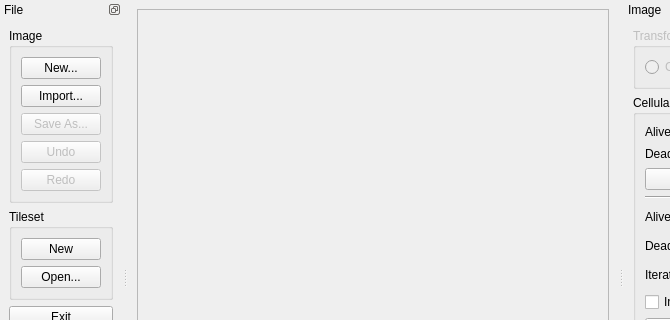
First picture: the form in src/mainwindow.ui, repository dpaulat/TiledImporter, before the edit; both pictures show x 0 to 670 and y 0 to 320 of the 800 by 600 pixel window.
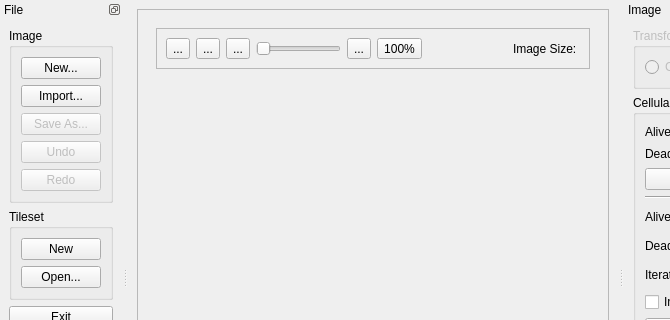
Second picture: the form after the edit. Icons and pictures are not drawn.

Commit message: Image controls

Diff of the .ui file:
```diff
--- a/src/mainwindow.ui
+++ b/src/mainwindow.ui
@@ -16,32 +16,179 @@
   <widget class="QWidget" name="centralwidget">
    <layout class="QGridLayout" name="gridLayout">
     <item row="0" column="0">
-     <widget class="QScrollArea" name="scrollArea">
-      <property name="widgetResizable">
-       <bool>true</bool>
+     <widget class="QFrame" name="centerPane">
+      <property name="frameShape">
+       <enum>QFrame::StyledPanel</enum>
       </property>
-      <widget class="QWidget" name="scrollAreaWidgetContents">
-       <property name="geometry">
-        <rect>
-         <x>0</x>
-         <y>0</y>
-         <width>510</width>
-         <height>500</height>
-        </rect>
-       </property>
-       <layout class="QGridLayout" name="gridLayout_2">
-        <item row="1" column="0">
-         <widget class="QLabel" name="imageLabel">
-          <property name="text">
-           <string/>
+      <property name="frameShadow">
+       <enum>QFrame::Sunken</enum>
+      </property>
+      <layout class="QVBoxLayout" name="verticalLayout_7">
+       <item>
+        <widget class="QScrollArea" name="scrollArea">
+         <property name="frameShape">
+          <enum>QFrame::NoFrame</enum>
+         </property>
+         <property name="widgetResizable">
+          <bool>true</bool>
+         </property>
+         <widget class="QWidget" name="scrollAreaWidgetContents">
+          <property name="geometry">
+           <rect>
+            <x>0</x>
+            <y>0</y>
+            <width>492</width>
+            <height>482</height>
+           </rect>
           </property>
-          <property name="alignment">
-           <set>Qt::AlignCenter</set>
-          </property>
+          <layout class="QGridLayout" name="gridLayout_2">
+           <item row="1" column="0">
+            <widget class="QFrame" name="imageControlFrame">
+             <property name="frameShape">
+              <enum>QFrame::StyledPanel</enum>
+             </property>
+             <property name="frameShadow">
+              <enum>QFrame::Sunken</enum>
+             </property>
+             <layout class="QHBoxLayout" name="horizontalLayout">
+              <item>
+               <widget class="QToolButton" name="originalSizeButton">
+                <property name="toolTip">
+                 <string>Original Size</string>
+                </property>
+                <property name="statusTip">
+                 <string>Original Size</string>
+                </property>
+                <property name="text">
+                 <string>...</string>
+                </property>
+                <property name="icon">
+                 <iconset resource="../res/resources.qrc">
+                  <normaloff>:/icons/aspect_ratio-black-18dp.svg</normaloff>:/icons/aspect_ratio-black-18dp.svg</iconset>
+                </property>
+               </widget>
+              </item>
+              <item>
+               <widget class="QToolButton" name="fitScreenButton">
+                <property name="toolTip">
+                 <string>Fit to Screen</string>
+                </property>
+                <property name="statusTip">
+                 <string>Fit to Screen</string>
+                </property>
+                <property name="text">
+                 <string>...</string>
+                </property>
+                <property name="icon">
+                 <iconset resource="../res/resources.qrc">
+                  <normaloff>:/icons/fit_screen-black-18dp.svg</normaloff>:/icons/fit_screen-black-18dp.svg</iconset>
+                </property>
+                <property name="checkable">
+                 <bool>true</bool>
+                </property>
+               </widget>
+              </item>
+              <item>
+               <widget class="QToolButton" name="zoomOutButton">
+                <property name="toolTip">
+                 <string>Zoom Out</string>
+                </property>
+                <property name="statusTip">
+                 <string>Zoom Out</string>
+                </property>
+                <property name="text">
+                 <string>...</string>
+                </property>
+                <property name="icon">
+                 <iconset resource="../res/resources.qrc">
+                  <normaloff>:/icons/zoom_out-black-18dp.svg</normaloff>:/icons/zoom_out-black-18dp.svg</iconset>
+                </property>
+               </widget>
+              </item>
+              <item>
+               <widget class="QSlider" name="zoomSlider">
+                <property name="toolTip">
+                 <string>Zoom</string>
+                </property>
+                <property name="statusTip">
+                 <string>Zoom</string>
+                </property>
+                <property name="orientation">
+                 <enum>Qt::Horizontal</enum>
+                </property>
+               </widget>
+              </item>
+              <item>
+               <widget class="QToolButton" name="zoomInButton">
+                <property name="toolTip">
+                 <string>Zoom In</string>
+                </property>
+                <property name="statusTip">
+                 <string>Zoom In</string>
+                </property>
+                <property name="text">
+                 <string>...</string>
+                </property>
+                <property name="icon">
+                 <iconset resource="../res/resources.qrc">
+                  <normaloff>:/icons/zoom_in-black-18dp.svg</normaloff>:/icons/zoom_in-black-18dp.svg</iconset>
+                </property>
+               </widget>
+              </item>
+              <item>
+               <widget class="QToolButton" name="zoomValueButton">
+                <property name="toolTip">
+                 <string>Set Zoom</string>
+                </property>
+                <property name="statusTip">
+                 <string>Set Zoom</string>
+                </property>
+                <property name="text">
+                 <string>100%</string>
+                </property>
+               </widget>
+              </item>
+              <item>
+               <spacer name="horizontalSpacer_2">
+                <property name="orientation">
+                 <enum>Qt::Horizontal</enum>
+                </property>
+                <property name="sizeHint" stdset="0">
+                 <size>
+                  <width>40</width>
+                  <height>20</height>
+                 </size>
+                </property>
+               </spacer>
+              </item>
+              <item>
+               <widget class="QLabel" name="imageSizeLabel">
+                <property name="text">
+                 <string>Image Size: </string>
+                </property>
+               </widget>
+              </item>
+             </layout>
+            </widget>
+           </item>
+           <item row="2" column="0">
+            <widget class="QGraphicsView" name="imageView">
+             <property name="styleSheet">
+              <string notr="true">QGraphicsView { background: transparent; }</string>
+             </property>
+             <property name="frameShape">
+              <enum>QFrame::NoFrame</enum>
+             </property>
+             <property name="frameShadow">
+              <enum>QFrame::Plain</enum>
+             </property>
+            </widget>
+           </item>
+          </layout>
          </widget>
-        </item>
-       </layout>
-      </widget>
+        </widget>
+       </item>
+      </layout>
      </widget>
     </item>
    </layout>
```
Left out of the diff: 6 changed lines with no effect on the pictures. The commit also changes 8 other files.
